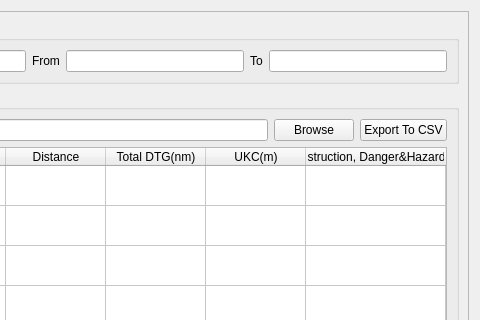
The window that QtUi/planGenerator.ui (heavenlxj/emgui) describes before a commit, drawn with Qt 5; both pictures show x 528 to 1008 and y 0 to 320 of the 1008 by 786 pixel window.
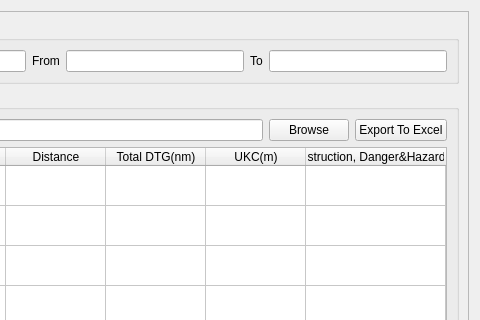
The same window after the commit.

Diff of the .ui file:
```diff
--- a/QtUi/planGenerator.ui
+++ b/QtUi/planGenerator.ui
@@ -208,7 +208,7 @@
               </sizepolicy>
              </property>
              <property name="text">
-              <string>Export To CSV</string>
+              <string>Export To Excel</string>
              </property>
             </widget>
            </item>
```
Left out of the diff: 6 changed lines with no effect on the pictures.
